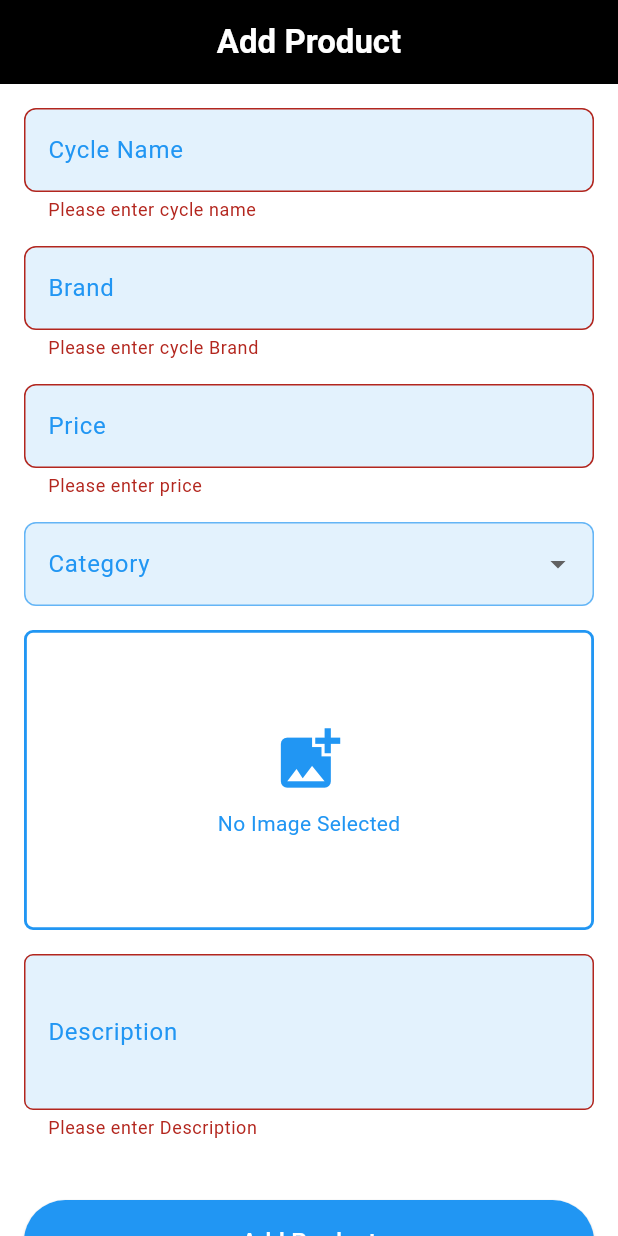
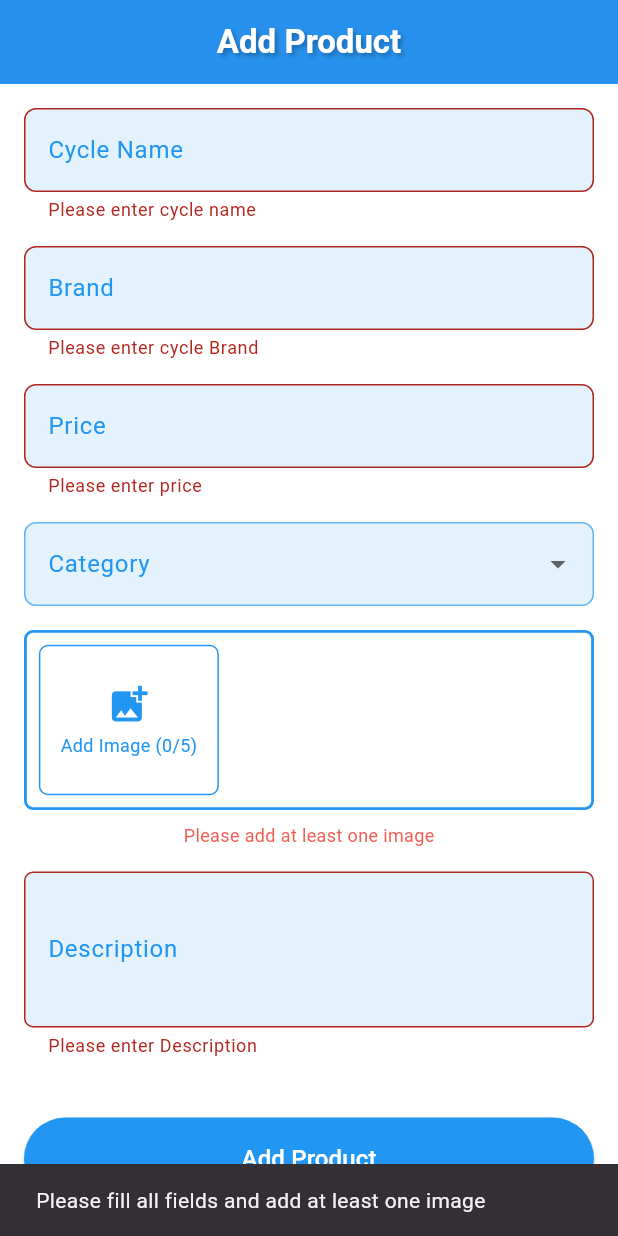
Before and after one commit to Adilcpgithub/rider_spot_seller, a Flutter app: the AddProductPage screen opened directly, after a tap on "Add Product", on a phone screen of 412 x 824 dp. Run offline on Flutter 3.47's test engine with Material 3 defaults, Android fonts, the phone set to English and light mode, and no system bars; our stand-ins replace bloc, cloud_firestore, country_code_picker, curved_labeled_navigation_bar, equatable, firebase_auth and 5 more; accounts and stored records are empty.

Commit message:
Multiple product images add

```diff
--- a/lib/blocs/add_product_bloc/bloc/add_product_event.dart
+++ b/lib/blocs/add_product_bloc/bloc/add_product_event.dart
@@ -15,16 +15,18 @@ class SubmitCycleDetailsEvent extends AddProductEvent {
   final String price;
   final String category;
   final String description;
+  final List<File> images;
 
-  const SubmitCycleDetailsEvent({
-    required this.name,
-    required this.brand,
-    required this.price,
-    required this.category,
-    required this.description,
-  });
+  const SubmitCycleDetailsEvent(
+      {required this.name,
+      required this.brand,
+      required this.price,
+      required this.category,
+      required this.description,
+      required this.images});
   @override
-  List<Object?> get props => [name, brand, price, category, description];
+  List<Object?> get props =>
+      [name, brand, price, category, description, images];
 }
 
 class SubmitCycleDetailsOnUpdateEvent extends AddProductEvent {
@@ -34,19 +36,18 @@ class SubmitCycleDetailsOnUpdateEvent extends AddProductEvent {
   final String category;
   final String description;
   final String documentId;
-  String? fileimage;
-
-  SubmitCycleDetailsOnUpdateEvent(
+  final List<File> images;
+  const SubmitCycleDetailsOnUpdateEvent(
       {required this.name,
       required this.brand,
       required this.price,
       required this.category,
       required this.description,
       required this.documentId,
-      this.fileimage});
+      required this.images});
   @override
   List<Object?> get props =>
-      [name, brand, price, category, description, documentId, fileimage];
+      [name, brand, price, category, description, documentId, images];
 }
 
 class GetProduct extends AddProductEvent {}
--- a/lib/blocs/add_product_bloc/bloc/add_product_state.dart
+++ b/lib/blocs/add_product_bloc/bloc/add_product_state.dart
@@ -10,8 +10,8 @@ sealed class AddProductState extends Equatable {
 final class AddProductInitial extends AddProductState {}
 
 class ShowAddProductImage extends AddProductState {
-  File? fileImage;
-  ShowAddProductImage({this.fileImage});
+  File fileImage;
+  ShowAddProductImage({required this.fileImage});
   @override
   List<Object?> get props => [fileImage];
 }
--- a/lib/pages/add_product.dart
+++ b/lib/pages/add_product.dart
@@ -1,5 +1,4 @@
 import 'dart:io';
-import 'dart:developer';
 import 'package:flutter/material.dart';
 import 'package:flutter_bloc/flutter_bloc.dart';
 import 'package:ride_spot/blocs/add_product_bloc/bloc/add_product_bloc.dart';
@@ -17,12 +16,20 @@ class AddProductPage extends StatefulWidget {
 
 class _TestState extends State<AddProductPage> {
   final _formKey = GlobalKey<FormState>();
-  File? fileImage;
   String? category = '';
+  List<File> selectedImages = [];
   TextEditingController cycleNameController = TextEditingController();
   TextEditingController brandController = TextEditingController();
   TextEditingController priceNameController = TextEditingController();
   TextEditingController descriptionController = TextEditingController();
+
+  void _handleImageSelected(AddProductState state) {
+    if (state is ShowAddProductImage) {
+      setState(() {
+        selectedImages.add(state.fileImage);
+      });
+    }
+  }
 
   @override
   Widget build(BuildContext context) {
@@ -56,17 +63,7 @@ class _TestState extends State<AddProductPage> {
         ),
         centerTitle: true,
         flexibleSpace: Container(
-          decoration: const BoxDecoration(
-            gradient: LinearGradient(
-              colors: [
-                // Color.fromARGB(251, 255, 132, 0), // Your primary color
-                // Color.fromARGB(
-                //     255, 255, 191, 0), // A complementary golden shade
-              ],
-              begin: Alignment.topCenter,
-              end: Alignment.bottomCenter,
-            ),
-          ),
+          decoration: const BoxDecoration(),
         ),
         elevation: 4,
         backgroundColor: Colors.blue,
@@ -129,7 +126,7 @@ class _TestState extends State<AddProductPage> {
                 onChanged: (value) {
                   _formKey.currentState!.validate();
                 },
-                decoration: InputDecoration(
+                decoration: const InputDecoration(
                   labelText: 'Price',
                   border: OutlineInputBorder(
                     borderRadius: BorderRadius.all(Radius.circular(8.0)),
@@ -191,67 +188,140 @@ class _TestState extends State<AddProductPage> {
                 },
               ),
               const SizedBox(height: 16),
-              BlocBuilder<AddProductBloc, AddProductState>(
+              BlocConsumer<AddProductBloc, AddProductState>(
+                listener: (context, state) {
+                  _handleImageSelected(state);
+                },
                 builder: (context, state) {
-                if (state is ShowAddProductImage) {
+                  return Column(
+                    children: [
+                      Container(
+                        height: 120,
+                        decoration: BoxDecoration(
+                          borderRadius: BorderRadius.circular(6),
+                          border: Border.all(
+                            width: 1.9,
+                            color: CustomColor.primaryColor,
+                          ),
+                        ),
+                        child: ListView.builder(
+                          scrollDirection: Axis.horizontal,
+                          itemCount: selectedImages.length + 1,
+                          itemBuilder: (context, index) {
+                            if (index == selectedImages.length) {
+                              // Add image button
                               return GestureDetector(
-                    onTap: () async {
-                      context.read<AddProductBloc>().add(AddProductImage());
+                                onTap: () {
+                                  if (selectedImages.length < 5) {
+                                    // Limit to 5 images
+                                    context
+                                        .read<AddProductBloc>()
+                                        .add(AddProductImage());
+                                  } else {
+                                    ScaffoldMessenger.of(context).showSnackBar(
+                                      const SnackBar(
+                                        content:
+                                            Text('Maximum 5 images allowed'),
+                                      ),
+                                    );
+                                  }
                                 },
                                 child: Container(
+                                  width: 120,
+                                  margin: const EdgeInsets.all(8),
                                   decoration: BoxDecoration(
-                        borderRadius:
-                            const BorderRadius.all(Radius.circular(6)),
+                                    borderRadius: BorderRadius.circular(6),
                                     border: Border.all(
-                            width: 1.9, color: CustomColor.primaryColor),
+                                      color: CustomColor.primaryColor,
+                                      width: 1,
                                     ),
-                      height: 200,
-                      child: Center(
+                                  ),
+                                  child: Column(
+                                    mainAxisAlignment: MainAxisAlignment.center,
+                                    children: [
+                                      const Icon(
+                                        Icons.add_photo_alternate,
+                                        size: 30,
+                                        color: CustomColor.primaryColor,
+                                      ),
+                                      const SizedBox(height: 4),
+                                      Text(
+                                        'Add Image (${selectedImages.length}/5)',
+                                        style: const TextStyle(
+                                          color: CustomColor.primaryColor,
+                                          fontSize: 12,
+                                        ),
+                                      ),
+                                    ],
+                                  ),
+                                ),
+                              );
+                            }
+
+                            // Show selected image
+                            return Stack(
+                              children: [
+                                Container(
+                                  width: 120,
+                                  margin: const EdgeInsets.all(8),
+                                  decoration: BoxDecoration(
+                                    borderRadius: BorderRadius.circular(6),
+                                    border: Border.all(
+                                      color: CustomColor.primaryColor,
+                                      width: 1,
+                                    ),
+                                  ),
                                   child: ClipRRect(
                                     borderRadius: BorderRadius.circular(6),
                                     child: Image.file(
-                            state.fileImage!,
+                                      selectedImages[index],
                                       fit: BoxFit.cover,
-                            width: double.infinity,
+                                    ),
+                                  ),
+                                ),
+                                Positioned(
+                                  top: 0,
+                                  right: 0,
+                                  child: GestureDetector(
+                                    onTap: () {
+                                      setState(() {
+                                        selectedImages.removeAt(index);
+                                      });
+                                    },
+                                    child: Container(
+                                      padding: const EdgeInsets.all(4),
+                                      decoration: const BoxDecoration(
+                                        color: Colors.red,
+                                        shape: BoxShape.circle,
+                                      ),
+                                      child: const Icon(
+                                        Icons.close,
+                                        size: 16,
+                                        color: Colors.white,
                                       ),
                                     ),
                                   ),
                                 ),
+                              ],
                             );
-                } else {
-                  return GestureDetector(
-                    onTap: () async {
-                      context.read<AddProductBloc>().add(AddProductImage());
                           },
-                    child: Container(
-                      decoration: BoxDecoration(
-                        borderRadius:
-                            const BorderRadius.all(Radius.circular(6)),
-                        border: Border.all(
-                            width: 1.9, color: CustomColor.primaryColor),
                         ),
-                      height: 200,
-                      child: const Center(
-                          child: Column(
-                        mainAxisAlignment: MainAxisAlignment.center,
-                        children: [
-                          Icon(
-                            Icons.add_photo_alternate,
-                            size: 50,
-                            color: CustomColor.primaryColor,
                       ),
-                          SizedBox(height: 8),
-                          //   CircularProgressIndicator(),
-                          Text(
-                            'No Image Selected',
-                            style: TextStyle(color: CustomColor.primaryColor),
+                      if (selectedImages.isEmpty)
+                        const Padding(
+                          padding: EdgeInsets.only(top: 8.0),
+                          child: Text(
+                            'Please add at least one image',
+                            style: TextStyle(
+                              color: Color.fromARGB(255, 241, 95, 84),
+                              fontSize: 12,
+                            ),
+                          ),
                         ),
                     ],
-                      )),
+                  );
+                },
               ),
-                  );
-                }
-              }),
               const SizedBox(height: 16),
               TextFormField(
                 controller: descriptionController,
@@ -276,50 +346,56 @@ class _TestState extends State<AddProductPage> {
               const SizedBox(height: 24),
               ElevatedButton(
                 onPressed: () async {
-                  if (_formKey.currentState!.validate()) {
-                    // if ((state as ShowAddProductImage).fileImage!=null){}
-                    final currentState = context.read<AddProductBloc>().state;
-                    if (currentState is ShowAddProductImage &&
-                        currentState.fileImage != null) {
+                  if (_formKey.currentState!.validate() &&
+                      selectedImages.isNotEmpty) {
                     if (category!.isNotEmpty) {
-                        print('successfully workging submittion');
-
-                        String name = cycleNameController.text;
-                        String brand = brandController.text;
-                        String price = priceNameController.text;
-                        String description = descriptionController.text;
-                        log(name);
-                        log(brand);
-                        log(price);
-                        log(description);
                       SubmitCycleDetailsEvent event = SubmitCycleDetailsEvent(
-                          name: name,
-                          brand: brand,
-                          price: price,
+                          name: cycleNameController.text,
+                          brand: brandController.text,
+                          price: priceNameController.text,
                           category: category!,
-                          description: description,
-                        );
+                          description: descriptionController.text,
+                          images: selectedImages);
                       context.read<AddProductBloc>().add(event);
 
-                        // Wait for the product to be added
-                        await Future.delayed(const Duration(milliseconds: 500));
+                      // Show loading indicator
+                      showDialog(
+                        context: context,
+                        barrierDismissible: false,
+                        builder: (BuildContext context) {
+                          return const Center(
+                            child: CircularProgressIndicator(),
+                          );
+                        },
+                      );
+
+                      // Wait for images to upload
+                      await Future.delayed(const Duration(seconds: 2));
 
                       if (!mounted) return;
 
+                      // Navigate back
                       Navigator.pushAndRemoveUntil(
                         context,
                         MaterialPageRoute(
                           builder: (context) =>
                               BottomNavigationPage(pageIndex: 2),
                         ),
-                          (route) => false, // This removes all previous routes
+                        (route) => false,
                       );
                     } else {
-                        print('please select category');
+                      ScaffoldMessenger.of(context).showSnackBar(
+                        const SnackBar(
+                            content: Text('Please select a category')),
+                      );
                     }
                   } else {
-                      print('please select image');
-                    }
+                    ScaffoldMessenger.of(context).showSnackBar(
+                      const SnackBar(
+                        content: Text(
+                            'Please fill all fields and add at least one image'),
+                      ),
+                    );
                   }
                 },
                 style: ElevatedButton.styleFrom(
--- a/lib/pages/edit_product.dart
+++ b/lib/pages/edit_product.dart
@@ -1,4 +1,5 @@
 import 'dart:developer';
+import 'dart:io';
 import 'package:flutter/material.dart';
 import 'package:flutter_bloc/flutter_bloc.dart';
 import 'package:ride_spot/auth/modal/product_modal.dart';
@@ -168,7 +169,7 @@ class _TestState extends State<EditProductPage> {
                         child: ClipRRect(
                           borderRadius: BorderRadius.circular(6),
                           child: Image.file(
-                            state.fileImage!,
+                            state.fileImage as File,
                             fit: BoxFit.cover,
                             width: double.infinity,
                           ),
@@ -251,7 +252,7 @@ class _TestState extends State<EditProductPage> {
                                 category: category!,
                                 description: description,
                                 documentId: widget.documetId,
-                        );
+                                images: []);
                         context.read<AddProductBloc>().add(event);
 
                         if (!mounted) return;
```
Also changed, not shown: lib/auth/auth_serviece.dart (+24 -1 lines), lib/blocs/add_product_bloc/bloc/add_product_bloc.dart (+31 -12 lines), lib/pages/store_page.dart (+10 -7 lines). Lines whose indentation alone changed are shown as unchanged.
